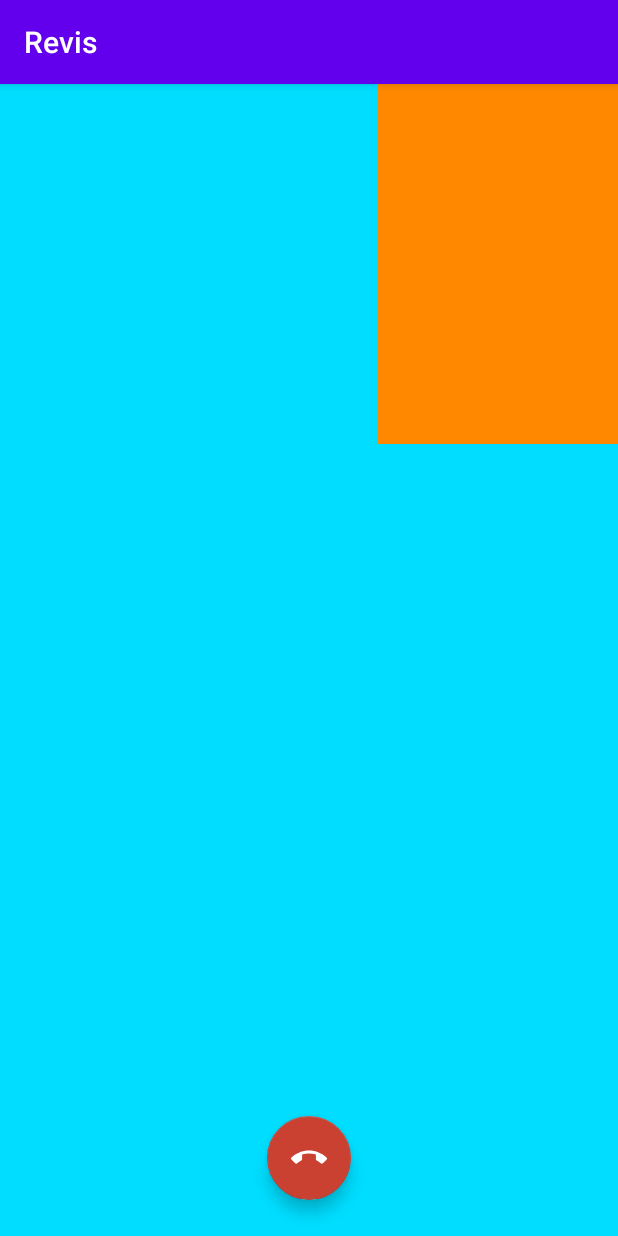
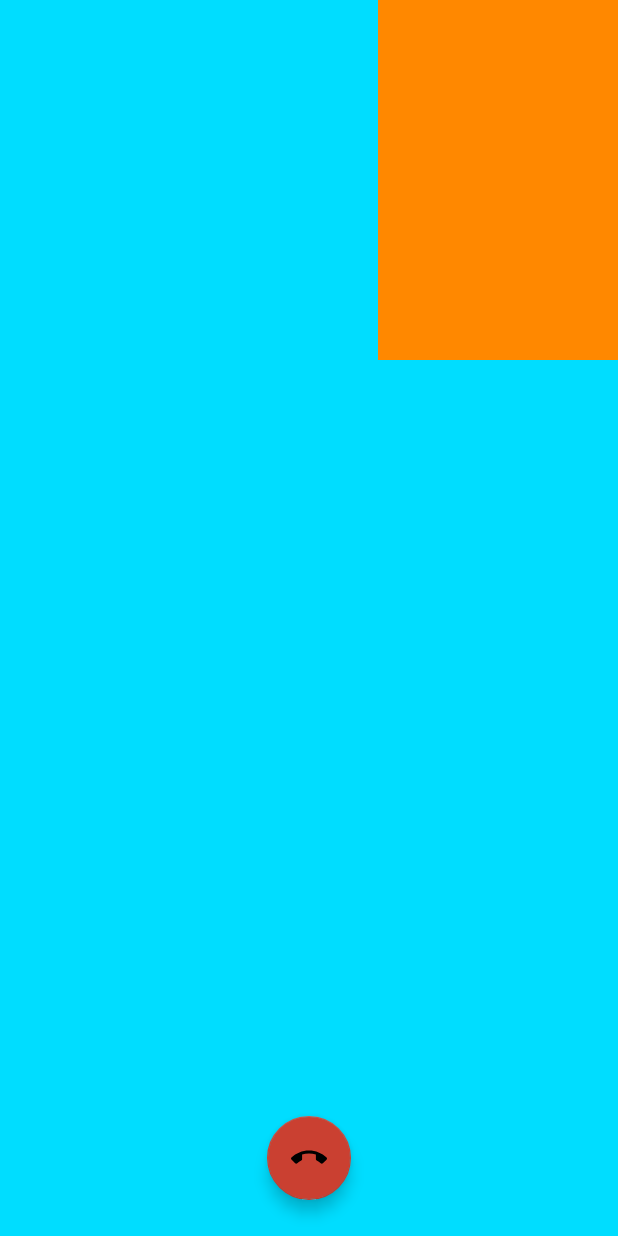
Before and after one commit to chandruscm/Revis, an Android app: the VideoCallFragment screen opened through its navigation route, on a phone screen of 412 x 824 dp. Run offline under Robolectric (Android 15) with nearby library versions, the phone set to English and light mode, and no system bars; our stand-ins replace Dagger/Hilt's generated code, data binding; libraries missing offline, so code that uses them is left out: io.agora.rtc; 6 statements that could not run were skipped.

Commit message:
Add material theme

```diff
--- /dev/null
+++ b/app/src/main/res/values-v23/styles.xml
@@ -0,0 +1,9 @@
+<?xml version="1.0" encoding="utf-8"?>
+<resources>
+
+    <style name="AppTheme" parent="BaseTheme">
+        <item name="android:statusBarColor">@android:color/white</item>
+        <item name="android:windowLightStatusBar">true</item>
+    </style>
+
+</resources>
--- /dev/null
+++ b/app/src/main/res/values-v27/styles.xml
@@ -0,0 +1,14 @@
+<?xml version="1.0" encoding="utf-8"?>
+<resources>
+
+    <style name="AppTheme" parent="BaseTheme">
+        <item name="android:navigationBarColor">@android:color/white</item>
+        <item name="android:statusBarColor">@android:color/white</item>
+        <item name="android:windowLightStatusBar">true</item>
+        <item name="android:windowLightNavigationBar">true</item>
+        <!--
+        <item name="android:navigationBarDividerColor">@color/greyLight</item>
+        -->
+    </style>
+
+</resources>
--- a/app/src/main/res/values/colors.xml
+++ b/app/src/main/res/values/colors.xml
@@ -5,4 +5,5 @@
     <color name="colorAccent">#03DAC5</color>
 
     <color name="red">#CA4031</color>
+    <color name="greyLight">#88B6B6B6</color>
 </resources>
--- a/app/src/main/res/values/styles.xml
+++ b/app/src/main/res/values/styles.xml
@@ -1,10 +1,13 @@
+<?xml version="1.0" encoding="utf-8"?>
 <resources>
     <!-- Base application theme. -->
-    <style name="AppTheme" parent="Theme.AppCompat.Light.DarkActionBar">
+    <style name="BaseTheme" parent="Theme.MaterialComponents.DayNight.NoActionBar">
         <!-- Customize your theme here. -->
         <item name="colorPrimary">@color/colorPrimary</item>
         <item name="colorPrimaryDark">@color/colorPrimaryDark</item>
         <item name="colorAccent">@color/colorAccent</item>
     </style>
 
+    <style name="AppTheme" parent="BaseTheme"/>
+
 </resources>
```
